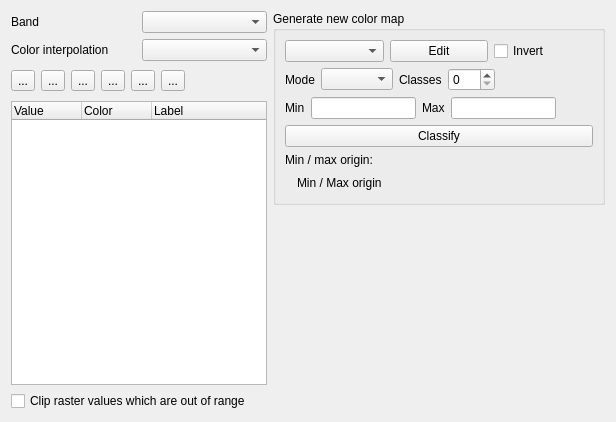
qgis/QGIS, file src/ui/qgssinglebandpseudocolorrendererwidgetbase.ui: the form before one commit.
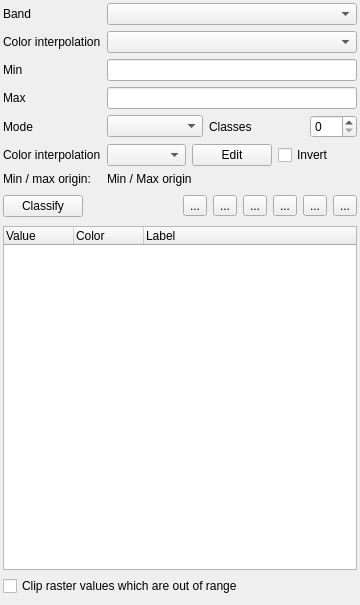
The form after the commit. Icons and pictures are not drawn. Custom widgets are drawn as their Qt base class.

```diff
--- a/src/ui/qgssinglebandpseudocolorrendererwidgetbase.ui
+++ b/src/ui/qgssinglebandpseudocolorrendererwidgetbase.ui
@@ -6,30 +6,30 @@
    <rect>
     <x>0</x>
     <y>0</y>
-    <width>616</width>
-    <height>422</height>
+    <width>360</width>
+    <height>605</height>
    </rect>
   </property>
   <property name="windowTitle">
    <string>Form</string>
   </property>
-  <layout class="QHBoxLayout" name="horizontalLayout_5">
-   <item>
-    <layout class="QVBoxLayout" name="verticalLayout">
-     <item>
       <layout class="QGridLayout" name="gridLayout">
-       <item row="0" column="0">
-        <widget class="QLabel" name="mBandLabel">
+   <property name="margin">
+    <number>3</number>
+   </property>
+   <item row="5" column="0">
+    <widget class="QLabel" name="mColorInterpolationLabel_2">
          <property name="text">
-          <string>Band</string>
+      <string>Color interpolation</string>
          </property>
         </widget>
        </item>
-       <item row="0" column="1">
-        <widget class="QComboBox" name="mBandComboBox"/>
-       </item>
-       <item row="1" column="1">
-        <widget class="QComboBox" name="mColorInterpolationComboBox"/>
+   <item row="3" column="0">
+    <widget class="QLabel" name="mMaxLabel">
+     <property name="text">
+      <string>Max</string>
+     </property>
+    </widget>
        </item>
        <item row="1" column="0">
         <widget class="QLabel" name="mColorInterpolationLabel">
@@ -38,117 +38,20 @@
          </property>
         </widget>
        </item>
-      </layout>
-     </item>
-     <item>
-      <layout class="QHBoxLayout" name="horizontalLayout_3">
-       <item>
-        <widget class="QToolButton" name="mAddEntryButton">
-         <property name="toolTip">
-          <string>Add values manually</string>
-         </property>
-         <property name="text">
-          <string>...</string>
-         </property>
-         <property name="icon">
-          <iconset resource="../../images/images.qrc">
-           <normaloff>:/images/themes/default/symbologyAdd.svg</normaloff>:/images/themes/default/symbologyAdd.svg</iconset>
-         </property>
-        </widget>
-       </item>
-       <item>
-        <widget class="QToolButton" name="mDeleteEntryButton">
-         <property name="toolTip">
-          <string>Remove selected row</string>
-         </property>
-         <property name="text">
-          <string>...</string>
-         </property>
-         <property name="icon">
-          <iconset resource="../../images/images.qrc">
-           <normaloff>:/images/themes/default/symbologyRemove.svg</normaloff>:/images/themes/default/symbologyRemove.svg</iconset>
-         </property>
-        </widget>
-       </item>
-       <item>
-        <widget class="QToolButton" name="mSortButton">
-         <property name="toolTip">
-          <string>Sort colormap items</string>
-         </property>
-         <property name="text">
-          <string>...</string>
-         </property>
-         <property name="icon">
-          <iconset resource="../../images/images.qrc">
-           <normaloff>:/images/themes/default/mActionArrowDown.png</normaloff>:/images/themes/default/mActionArrowDown.png</iconset>
-         </property>
-        </widget>
-       </item>
-       <item>
-        <widget class="QToolButton" name="mLoadFromBandButton">
-         <property name="toolTip">
-          <string>Load color map from band</string>
-         </property>
-         <property name="text">
-          <string>...</string>
-         </property>
-         <property name="icon">
-          <iconset resource="../../images/images.qrc">
-           <normaloff>:/images/themes/default/mActionDraw.svg</normaloff>:/images/themes/default/mActionDraw.svg</iconset>
-         </property>
-        </widget>
-       </item>
-       <item>
-        <widget class="QToolButton" name="mLoadFromFileButton">
-         <property name="toolTip">
-          <string>Load color map from file</string>
-         </property>
-         <property name="text">
-          <string>...</string>
-         </property>
-         <property name="icon">
-          <iconset resource="../../images/images.qrc">
-           <normaloff>:/images/themes/default/mActionFileOpen.svg</normaloff>:/images/themes/default/mActionFileOpen.svg</iconset>
-         </property>
-        </widget>
-       </item>
-       <item>
-        <widget class="QToolButton" name="mExportToFileButton">
-         <property name="toolTip">
-          <string>Export color map to file</string>
-         </property>
-         <property name="text">
-          <string>...</string>
-         </property>
-         <property name="icon">
-          <iconset resource="../../images/images.qrc">
-           <normaloff>:/images/themes/default/mActionFileSaveAs.svg</normaloff>:/images/themes/default/mActionFileSaveAs.svg</iconset>
-         </property>
-        </widget>
-       </item>
-       <item>
-        <spacer name="horizontalSpacer">
-         <property name="orientation">
-          <enum>Qt::Horizontal</enum>
-         </property>
-         <property name="sizeHint" stdset="0">
-          <size>
-           <width>48</width>
-           <height>28</height>
-          </size>
-         </property>
-        </spacer>
-       </item>
-      </layout>
-     </item>
-     <item>
+   <item row="8" column="0" colspan="2">
       <widget class="QTreeWidget" name="mColormapTreeWidget">
        <property name="sizePolicy">
-        <sizepolicy hsizetype="MinimumExpanding" vsizetype="Expanding">
+      <sizepolicy hsizetype="Expanding" vsizetype="Expanding">
          <horstretch>0</horstretch>
          <verstretch>0</verstretch>
         </sizepolicy>
        </property>
+     <property name="minimumSize">
+      <size>
+       <width>0</width>
+       <height>250</height>
+      </size>
+     </property>
        <attribute name="headerDefaultSectionSize">
         <number>70</number>
        </attribute>
@@ -175,7 +78,27 @@
        </column>
       </widget>
      </item>
-     <item>
+   <item row="3" column="1">
+    <widget class="QLineEdit" name="mMaxLineEdit"/>
+   </item>
+   <item row="0" column="0">
+    <widget class="QLabel" name="mBandLabel">
+     <property name="text">
+      <string>Band</string>
+     </property>
+    </widget>
+   </item>
+   <item row="1" column="1">
+    <widget class="QComboBox" name="mColorInterpolationComboBox"/>
+   </item>
+   <item row="2" column="0">
+    <widget class="QLabel" name="mMinLabel">
+     <property name="text">
+      <string>Min</string>
+     </property>
+    </widget>
+   </item>
+   <item row="9" column="0" colspan="2">
       <widget class="QCheckBox" name="mClipCheckBox">
        <property name="toolTip">
         <string>If checked, any pixels with a value out of range will not be rendered</string>
@@ -185,46 +108,14 @@
        </property>
       </widget>
      </item>
-    </layout>
+   <item row="0" column="1">
+    <widget class="QComboBox" name="mBandComboBox"/>
    </item>
-   <item>
-    <layout class="QVBoxLayout" name="verticalLayout_3">
-     <item>
-      <widget class="QGroupBox" name="grpGenerateColorMap">
-       <property name="title">
-        <string>Generate new color map</string>
-       </property>
-       <layout class="QVBoxLayout" name="verticalLayout_4">
-        <item>
-         <layout class="QHBoxLayout" name="horizontalLayout_2">
-          <item>
-           <widget class="QgsColorRampComboBox" name="mColorRampComboBox"/>
-          </item>
-          <item>
-           <widget class="QPushButton" name="mButtonEditRamp">
-            <property name="text">
-             <string>Edit</string>
-            </property>
-           </widget>
-          </item>
-          <item>
-           <widget class="QCheckBox" name="mInvertCheckBox">
-            <property name="text">
-             <string>Invert</string>
-            </property>
-           </widget>
-          </item>
-         </layout>
-        </item>
-        <item>
+   <item row="10" column="0" colspan="2">
+    <widget class="QWidget" name="mMinMaxContainerWidget" native="true"/>
+   </item>
+   <item row="4" column="1">
          <layout class="QHBoxLayout" name="horizontalLayout">
-          <item>
-           <widget class="QLabel" name="mClassificationModeLabel">
-            <property name="text">
-             <string>Mode</string>
-            </property>
-           </widget>
-          </item>
           <item>
            <widget class="QComboBox" name="mClassificationModeComboBox"/>
           </item>
@@ -251,99 +142,13 @@
             </property>
            </widget>
           </item>
-          <item>
-           <spacer name="horizontalSpacer_6">
-            <property name="orientation">
-             <enum>Qt::Horizontal</enum>
-            </property>
-            <property name="sizeHint" stdset="0">
-             <size>
-              <width>40</width>
-              <height>20</height>
-             </size>
-            </property>
-           </spacer>
-          </item>
-         </layout>
-        </item>
-        <item>
-         <layout class="QHBoxLayout" name="horizontalLayout_4">
-          <item>
-           <widget class="QLabel" name="mMinLabel">
-            <property name="text">
-             <string>Min</string>
-            </property>
-           </widget>
-          </item>
-          <item>
-           <widget class="QLineEdit" name="mMinLineEdit"/>
-          </item>
-          <item>
-           <widget class="QLabel" name="mMaxLabel">
-            <property name="text">
-             <string>Max</string>
-            </property>
-           </widget>
-          </item>
-          <item>
-           <widget class="QLineEdit" name="mMaxLineEdit"/>
-          </item>
-          <item>
-           <spacer name="horizontalSpacer_3">
-            <property name="orientation">
-             <enum>Qt::Horizontal</enum>
-            </property>
-            <property name="sizeHint" stdset="0">
-             <size>
-              <width>40</width>
-              <height>20</height>
-             </size>
-            </property>
-           </spacer>
-          </item>
-         </layout>
-        </item>
-        <item>
-         <widget class="QPushButton" name="mClassifyButton">
-          <property name="text">
-           <string>Classify</string>
-          </property>
-         </widget>
-        </item>
-        <item>
+    </layout>
+   </item>
+   <item row="6" column="0">
          <layout class="QGridLayout" name="gridLayout_3">
           <property name="verticalSpacing">
            <number>6</number>
           </property>
-          <item row="1" column="1">
-           <widget class="QLabel" name="mMinMaxOriginLabel">
-            <property name="sizePolicy">
-             <sizepolicy hsizetype="Expanding" vsizetype="Preferred">
-              <horstretch>0</horstretch>
-              <verstretch>0</verstretch>
-             </sizepolicy>
-            </property>
-            <property name="text">
-             <string>Min / Max origin</string>
-            </property>
-           </widget>
-          </item>
-          <item row="1" column="0">
-           <spacer name="horizontalSpacer_4">
-            <property name="orientation">
-             <enum>Qt::Horizontal</enum>
-            </property>
-            <property name="sizeType">
-             <enum>QSizePolicy::Fixed</enum>
-            </property>
-            <property name="sizeHint" stdset="0">
-             <size>
-              <width>6</width>
-              <height>20</height>
-             </size>
-            </property>
-           </spacer>
-          </item>
           <item row="0" column="0" colspan="2">
            <widget class="QLabel" name="label_2">
             <property name="text">
@@ -353,27 +158,158 @@
           </item>
          </layout>
         </item>
-       </layout>
+   <item row="2" column="1">
+    <widget class="QLineEdit" name="mMinLineEdit"/>
+   </item>
+   <item row="4" column="0">
+    <widget class="QLabel" name="mClassificationModeLabel">
+     <property name="text">
+      <string>Mode</string>
+     </property>
+    </widget>
+   </item>
+   <item row="5" column="1">
+    <layout class="QHBoxLayout" name="horizontalLayout_2">
+     <item>
+      <widget class="QgsColorRampComboBox" name="mColorRampComboBox"/>
+     </item>
+     <item>
+      <widget class="QPushButton" name="mButtonEditRamp">
+       <property name="text">
+        <string>Edit</string>
+       </property>
+      </widget>
+     </item>
+     <item>
+      <widget class="QCheckBox" name="mInvertCheckBox">
+       <property name="text">
+        <string>Invert</string>
+       </property>
+      </widget>
+     </item>
+    </layout>
+   </item>
+   <item row="7" column="0" colspan="2">
+    <layout class="QHBoxLayout" name="horizontalLayout_3">
+     <item>
+      <widget class="QPushButton" name="mClassifyButton">
+       <property name="text">
+        <string>Classify</string>
+       </property>
       </widget>
      </item>
      <item>
-      <widget class="QWidget" name="mMinMaxContainerWidget" native="true"/>
-     </item>
-     <item>
-      <spacer name="verticalSpacer">
+      <spacer name="horizontalSpacer">
        <property name="orientation">
-        <enum>Qt::Vertical</enum>
+        <enum>Qt::Horizontal</enum>
        </property>
        <property name="sizeHint" stdset="0">
         <size>
-         <width>20</width>
-         <height>40</height>
+         <width>48</width>
+         <height>28</height>
         </size>
        </property>
       </spacer>
      </item>
+     <item>
+      <widget class="QToolButton" name="mAddEntryButton">
+       <property name="toolTip">
+        <string>Add values manually</string>
+       </property>
+       <property name="text">
+        <string>...</string>
+       </property>
+       <property name="icon">
+        <iconset resource="../../images/images.qrc">
+         <normaloff>:/images/themes/default/symbologyAdd.svg</normaloff>:/images/themes/default/symbologyAdd.svg</iconset>
+       </property>
+      </widget>
+     </item>
+     <item>
+      <widget class="QToolButton" name="mDeleteEntryButton">
+       <property name="toolTip">
+        <string>Remove selected row</string>
+       </property>
+       <property name="text">
+        <string>...</string>
+       </property>
+       <property name="icon">
+        <iconset resource="../../images/images.qrc">
+         <normaloff>:/images/themes/default/symbologyRemove.svg</normaloff>:/images/themes/default/symbologyRemove.svg</iconset>
+       </property>
+      </widget>
+     </item>
+     <item>
+      <widget class="QToolButton" name="mSortButton">
+       <property name="toolTip">
+        <string>Sort colormap items</string>
+       </property>
+       <property name="text">
+        <string>...</string>
+       </property>
+       <property name="icon">
+        <iconset resource="../../images/images.qrc">
+         <normaloff>:/images/themes/default/mActionArrowDown.png</normaloff>:/images/themes/default/mActionArrowDown.png</iconset>
+       </property>
+      </widget>
+     </item>
+     <item>
+      <widget class="QToolButton" name="mLoadFromBandButton">
+       <property name="toolTip">
+        <string>Load color map from band</string>
+       </property>
+       <property name="text">
+        <string>...</string>
+       </property>
+       <property name="icon">
+        <iconset resource="../../images/images.qrc">
+         <normaloff>:/images/themes/default/mActionDraw.svg</normaloff>:/images/themes/default/mActionDraw.svg</iconset>
+       </property>
+      </widget>
+     </item>
+     <item>
+      <widget class="QToolButton" name="mLoadFromFileButton">
+       <property name="toolTip">
+        <string>Load color map from file</string>
+       </property>
+       <property name="text">
+        <string>...</string>
+       </property>
+       <property name="icon">
+        <iconset resource="../../images/images.qrc">
+         <normaloff>:/images/themes/default/mActionFileOpen.svg</normaloff>:/images/themes/default/mActionFileOpen.svg</iconset>
+       </property>
+      </widget>
+     </item>
+     <item>
+      <widget class="QToolButton" name="mExportToFileButton">
+       <property name="toolTip">
+        <string>Export color map to file</string>
+       </property>
+       <property name="text">
+        <string>...</string>
+       </property>
+       <property name="icon">
+        <iconset resource="../../images/images.qrc">
+         <normaloff>:/images/themes/default/mActionFileSaveAs.svg</normaloff>:/images/themes/default/mActionFileSaveAs.svg</iconset>
+       </property>
+      </widget>
+     </item>
     </layout>
    </item>
+   <item row="6" column="1">
+    <widget class="QLabel" name="mMinMaxOriginLabel">
+     <property name="sizePolicy">
+      <sizepolicy hsizetype="Expanding" vsizetype="Preferred">
+       <horstretch>0</horstretch>
+       <verstretch>0</verstretch>
+      </sizepolicy>
+     </property>
+     <property name="text">
+      <string>Min / Max origin</string>
+     </property>
+    </widget>
+   </item>
   </layout>
  </widget>
  <customwidgets>
```
Left out of the diff: 20 changed lines with no effect on the pictures. Lines whose indentation alone changed are shown as unchanged.
